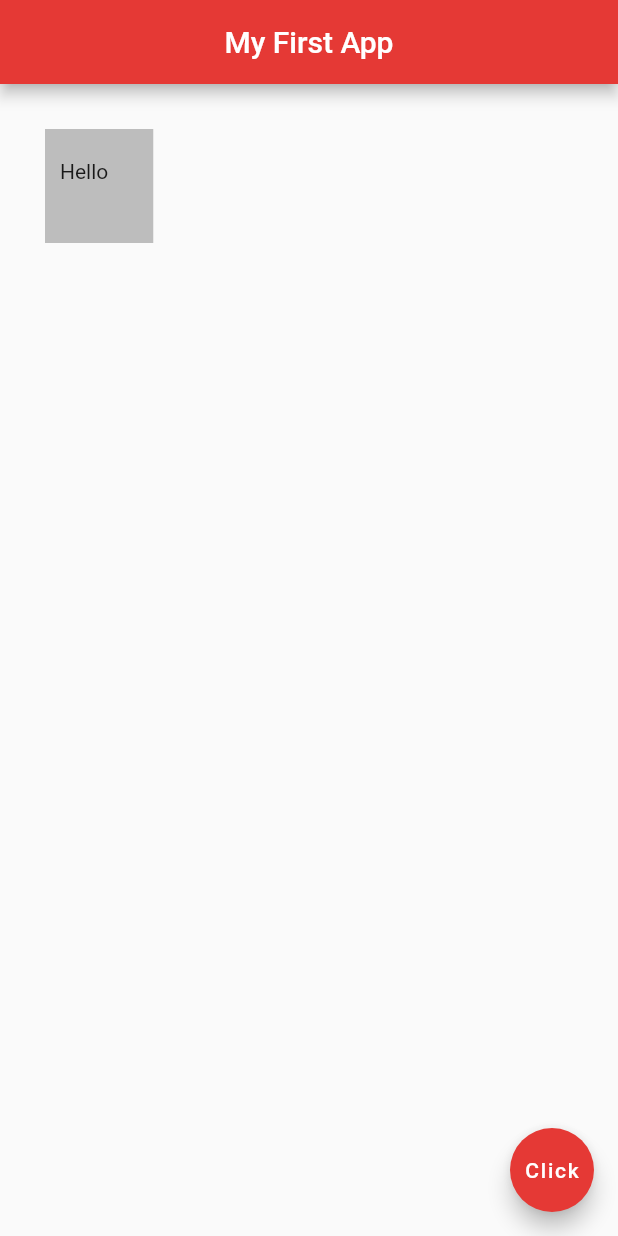
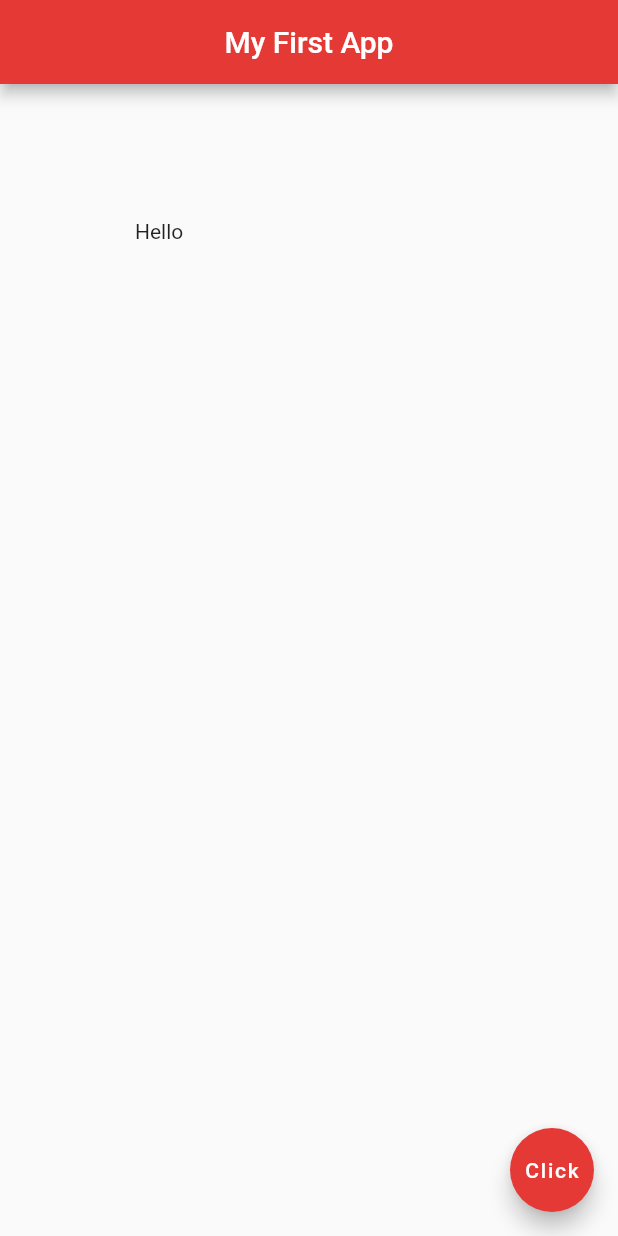
Before and after one commit to theagoliveira/flutter-tutorial-for-beginners, a Flutter app: the screen it shows after launch, on a phone screen of 412 x 824 dp. Run offline on Flutter 3.47's test engine with Material 2 defaults, Android fonts, the light colour scheme and no system bars.

Commit message:
Video #10b

```diff
--- a/myapp/lib/main.dart
+++ b/myapp/lib/main.dart
@@ -15,10 +15,8 @@ class Home extends StatelessWidget {
         centerTitle: true,
         backgroundColor: Colors.red[600],
       ),
-      body: Container(
-        padding: EdgeInsets.fromLTRB(10.0, 20.0, 30.0, 40.0),
-        margin: EdgeInsets.all(30.0),
-        color: Colors.grey[400],
+      body: Padding(
+        padding: EdgeInsets.all(90.0),
         child: Text('Hello'),
       ),
       floatingActionButton: FloatingActionButton(
```
